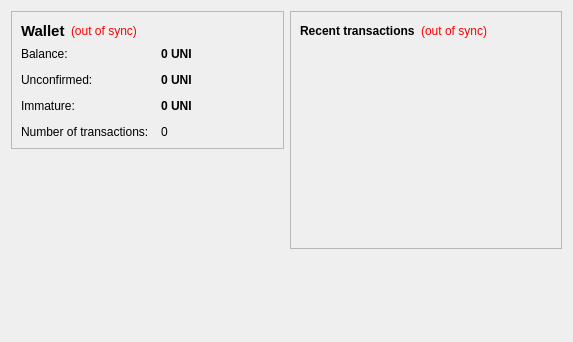
Old version of the form src/qt/forms/overviewpage.ui in the repository chrysophylax69/Unitecoin.
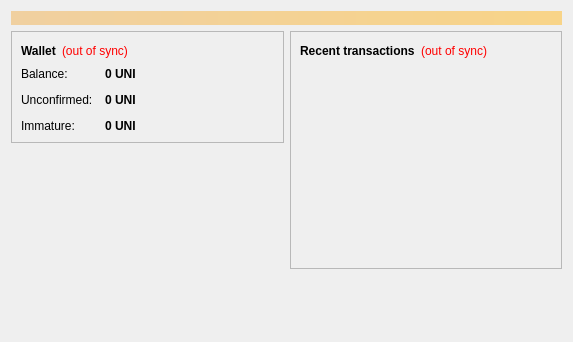
New version of the form.

The edit to the form file:
```diff
--- a/src/qt/forms/overviewpage.ui
+++ b/src/qt/forms/overviewpage.ui
@@ -13,6 +13,24 @@
   <property name="windowTitle">
    <string>Form</string>
   </property>
+  <layout class="QVBoxLayout" name="topLayout">
+   <item>
+    <widget class="QLabel" name="labelAlerts">
+     <property name="visible">
+      <bool>false</bool>
+     </property>
+     <property name="styleSheet">
+      <string notr="true">background-color: qlineargradient(x1: 0, y1: 0, x2: 1, y2: 0, stop:0 #F0D0A0, stop:1 #F8D488); color:#000000;</string>
+     </property>
+     <property name="wordWrap">
+      <bool>true</bool>
+     </property>
+     <property name="margin">
+      <number>3</number>
+     </property>
+    </widget>
+   </item>
+   <item>
   <layout class="QHBoxLayout" name="horizontalLayout" stretch="1,1">
    <item>
     <layout class="QVBoxLayout" name="verticalLayout_2">
@@ -31,7 +49,6 @@
            <widget class="QLabel" name="label_5">
             <property name="font">
              <font>
-              <pointsize>11</pointsize>
               <weight>75</weight>
               <bold>true</bold>
              </font>
@@ -44,7 +61,7 @@
           <item>
            <widget class="QLabel" name="labelWalletStatus">
             <property name="toolTip">
-             <string>The displayed information may be out of date. Your wallet automatically synchronizes with the UniteCoin network after a connection is established, but this process has not completed yet.</string>
+               <string>The displayed information may be out of date. Your wallet automatically synchronizes with the Unitecoin network after a connection is established, but this process has not completed yet.</string>
             </property>
             <property name="styleSheet">
              <string notr="true">QLabel { color: red; }</string>
@@ -141,23 +158,6 @@
             </property>
            </widget>
           </item>
-          <item row="3" column="0">
-           <widget class="QLabel" name="label_2">
-            <property name="text">
-             <string>Number of transactions:</string>
-            </property>
-           </widget>
-          </item>
-          <item row="3" column="1">
-           <widget class="QLabel" name="labelNumTransactions">
-            <property name="toolTip">
-             <string>Total number of transactions in wallet</string>
-            </property>
-            <property name="text">
-             <string notr="true">0</string>
-            </property>
-           </widget>
-          </item>
           <item row="2" column="0">
            <widget class="QLabel" name="labelImmatureText">
             <property name="text">
@@ -227,7 +227,7 @@
           <item>
            <widget class="QLabel" name="labelTransactionsStatus">
             <property name="toolTip">
-             <string>The displayed information may be out of date. Your wallet automatically synchronizes with the UniteCoin network after a connection is established, but this process has not completed yet.</string>
+               <string>The displayed information may be out of date. Your wallet automatically synchronizes with the Unitecoin network after a connection is established, but this process has not completed yet.</string>
             </property>
             <property name="styleSheet">
              <string notr="true">QLabel { color: red; }</string>
@@ -289,6 +289,8 @@
         </size>
        </property>
       </spacer>
+       </item>
+      </layout>
      </item>
     </layout>
    </item>
```
Lines whose indentation alone changed are shown as unchanged.
